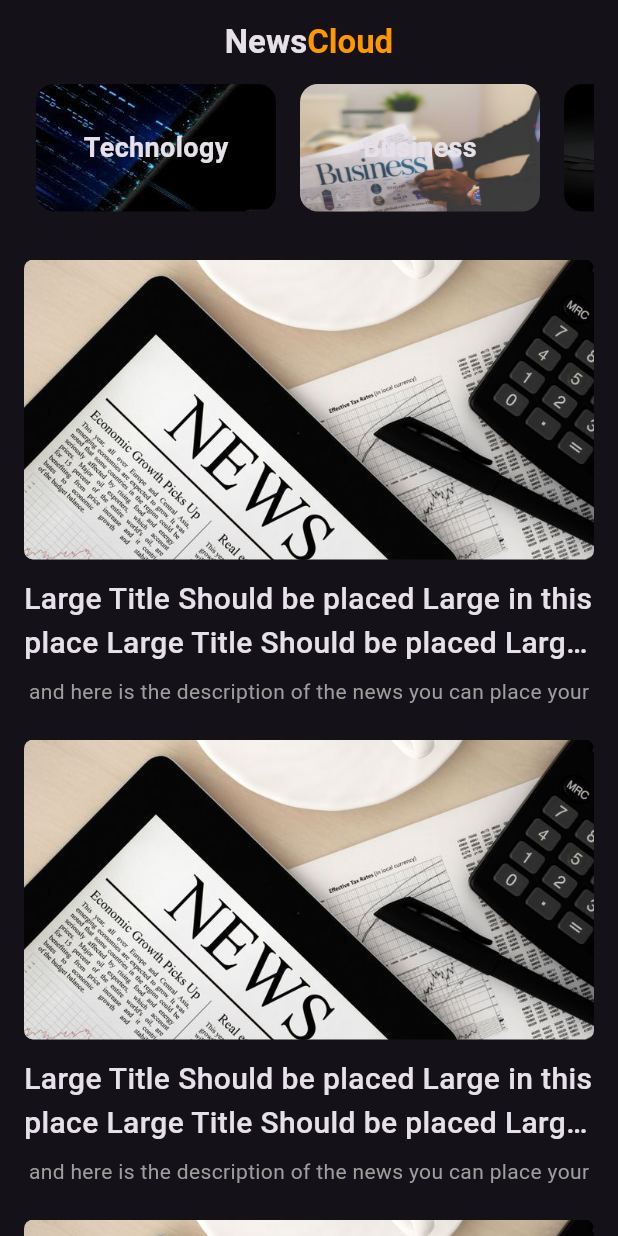
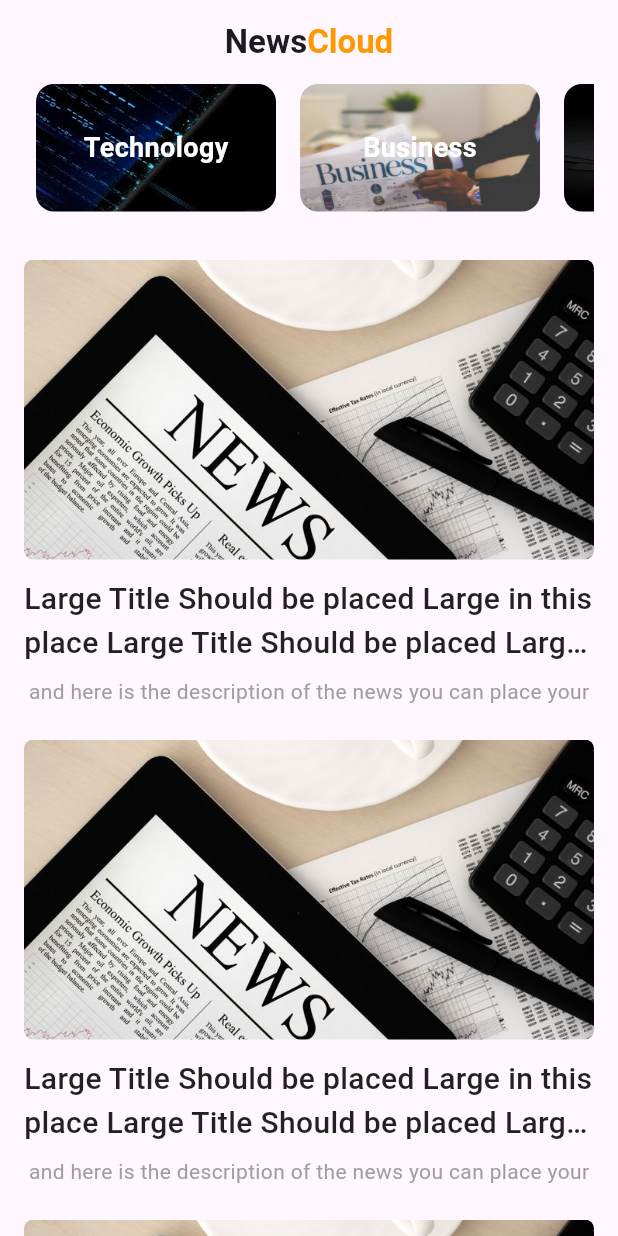
Before and after one commit to aya-hamoudeh1/News_app, a Flutter app: the screen it shows after launch, on a phone screen of 412 x 824 dp. Run offline on Flutter 3.47's test engine with Material 3 defaults, Android fonts, the light colour scheme and no system bars; our stand-ins replace dio; network calls fail.

Commit message:
add dio package

```diff
--- a/lib/main.dart
+++ b/lib/main.dart
@@ -1,8 +1,18 @@
+import 'package:dio/dio.dart';
 import 'package:flutter/material.dart';
 import 'package:news_app/views/home_view.dart';
 
 void main() {
+  getNews();
   runApp(const NewsApp());
+}
+
+final dio = Dio();
+
+void getNews() async {
+  final response = await dio.get(
+      'https://newsapi.org/v2/everything?q=bitcoin&apiKey=bade7131034e4ec7aa4426e55fb3d6ab');
+  print(response);
 }
 
 class NewsApp extends StatelessWidget {
@@ -10,10 +20,9 @@ class NewsApp extends StatelessWidget {
 
   @override
   Widget build(BuildContext context) {
-    return MaterialApp(
+    return const MaterialApp(
       debugShowCheckedModeBanner: false,
-      theme: ThemeData.dark(),
-      home: const HomeView(),
+      home: HomeView(),
     );
   }
 }
--- a/lib/widgets/category_card.dart
+++ b/lib/widgets/category_card.dart
@@ -23,6 +23,7 @@ class CategoryCard extends StatelessWidget {
           child: Text(
             categoryModel.categoryName,
             style: const TextStyle(
+              color: Colors.white,
               fontSize: 18,
               fontWeight: FontWeight.bold,
             ),
--- a/lib/widgets/news_tile.dart
+++ b/lib/widgets/news_tile.dart
@@ -21,11 +21,11 @@ class NewsTile extends StatelessWidget {
           height: 12,
         ),
         const Text(
-          "Large Title Should be placed Large in this place Large Title Should be placed Large in this place ",
+          "Large Title Should be placed Large in this place Large Title Should be placed Large in this place place place place place place place place place ",
           maxLines: 2,
           overflow: TextOverflow.ellipsis,
           style: TextStyle(
-            //color: Colors.black87,
+            color: Colors.black87,
             fontSize: 20,
             fontWeight: FontWeight.w500,
           ),
--- a/pubspec.yaml
+++ b/pubspec.yaml
@@ -28,6 +28,7 @@ environment:
 # the latest version available on pub.dev. To see which dependencies have newer
 # versions available, run `flutter pub outdated`.
 dependencies:
+  dio: ^5.7.0
   flutter:
     sdk: flutter
 
@@ -45,7 +46,7 @@ dev_dependencies:
   # activated in the `analysis_options.yaml` file located at the root of your
   # package. See that file for information about deactivating specific lint
   # rules and activating additional ones.
-  flutter_lints: ^2.0.0
+  flutter_lints: ^4.0.0
 
 # For information on the generic Dart part of this file, see the
 # following page: https://dart.dev/tools/pub/pubspec
```
Also changed, not shown: pubspec.lock.
